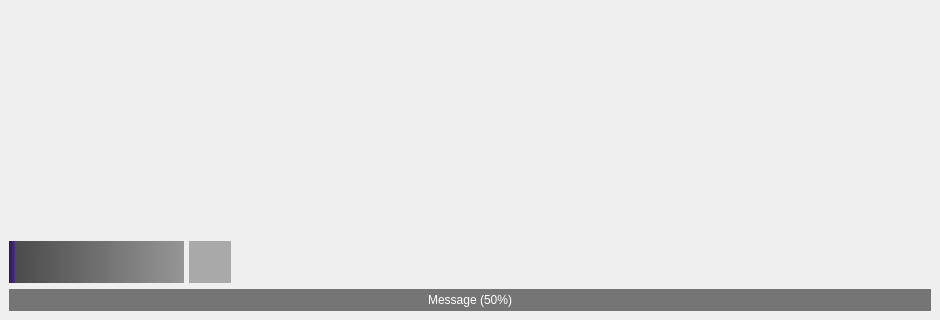
The window that src/qt/mainwindow.ui (Jan200101/OFLauncher) describes before a commit, drawn with Qt 5; both pictures show x 0 to 940 and y 200 to 520 of the 940 by 520 pixel window.
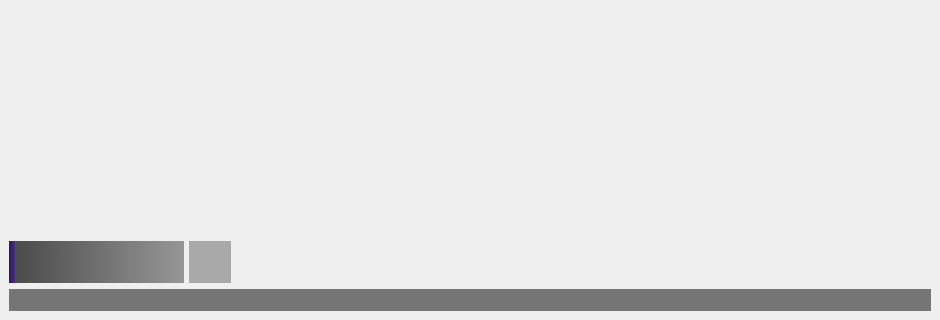
The same window after the commit. Icons and pictures are not drawn.

The edit to the form file:
```diff
--- a/src/qt/mainwindow.ui
+++ b/src/qt/mainwindow.ui
@@ -243,13 +243,13 @@
 }</string>
       </property>
       <property name="value">
-       <number>50</number>
+       <number>0</number>
       </property>
       <property name="alignment">
        <set>Qt::AlignCenter</set>
       </property>
       <property name="format">
-       <string>Message (%p%)</string>
+       <string/>
       </property>
      </widget>
     </item>
```
